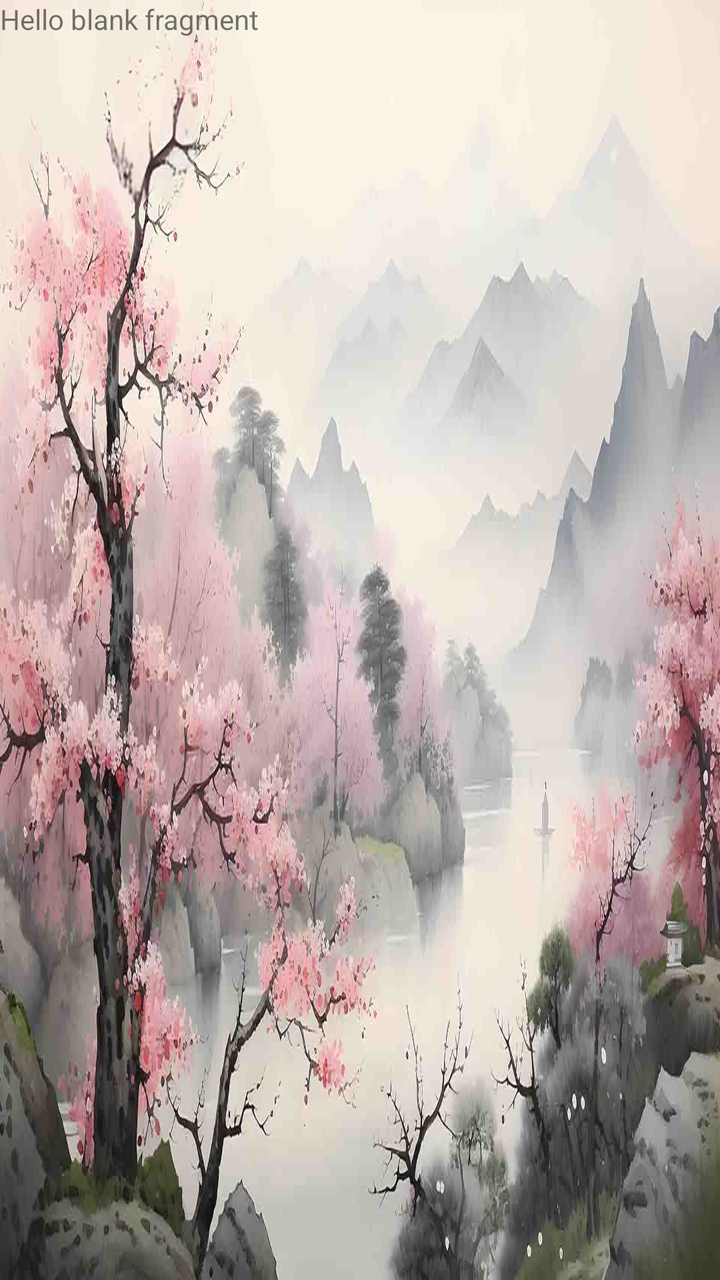
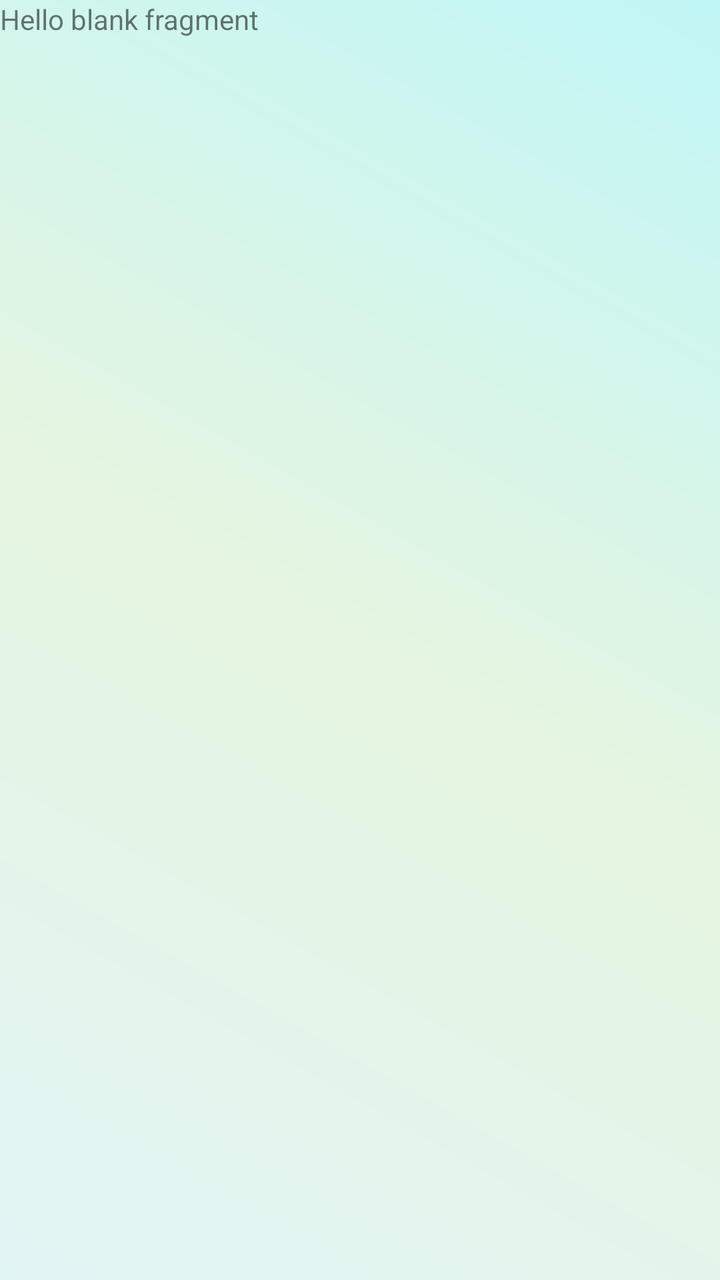

Screens rendered from an Android XML layout before and after an edit, with the pre-edit source and the edit as a unified diff.
<!-- AndroidManifest.xml: application theme Theme.IMatesApp.FullScreen -->
<!-- res/layout/fragment_subject_chinese.xml -->
<?xml version="1.0" encoding="utf-8"?>
<FrameLayout xmlns:android="http://schemas.android.com/apk/res/android"
    xmlns:tools="http://schemas.android.com/tools"
    android:layout_width="match_parent"
    android:layout_height="match_parent"
    android:background="@drawable/bg_subject_chinese"
    tools:context=".FragmentSubjectChinese">

    
    <TextView
        android:layout_width="match_parent"
        android:layout_height="match_parent"
        android:text="@string/hello_blank_fragment" />

</FrameLayout>
<!-- resources referenced by this layout -->
<resources>
  <!-- drawable bg_subject_chinese: jpg bitmap (drawable, 90034 bytes) -->
  <string name="hello_blank_fragment">Hello blank fragment</string>
  <style name="Theme.IMatesApp.FullScreen" parent="Theme.AppCompat.Light.NoActionBar">
          
          <item name="android:windowFullscreen">true</item>
          
          <item name="android:windowTranslucentStatus">true</item>
          
          <item name="android:windowTranslucentNavigation">true</item>
      </style>
</resources>

<!-- the commit's change to res/layout/fragment_subject_chinese.xml (unified diff, before → after) -->
@@ -3,7 +3,7 @@
     xmlns:tools="http://schemas.android.com/tools"
     android:layout_width="match_parent"
     android:layout_height="match_parent"
-    android:background="@drawable/bg_subject_chinese"
+    android:background="@drawable/app_main_background"
     tools:context=".FragmentSubjectChinese">
 
     
<!-- resource entries referenced after the edit -->
@@ -1,6 +1,19 @@
 <!-- resources referenced by this layout -->
 <resources>
-  <!-- drawable bg_subject_chinese: jpg bitmap (drawable, 90034 bytes) -->
+  <!-- drawable app_main_background (drawable) -->
+  <layer-list xmlns:android="http://schemas.android.com/apk/res/android">
+      
+      <item>
+          <shape android:shape="rectangle">
+              <gradient
+                  android:startColor="#E2F5F5"
+                  android:centerColor="#e5f5e0"
+                  android:endColor="#C0F6F6"
+                  android:type="linear"
+                  android:angle="45" />
+          </shape>
+      </item>
+  </layer-list>
   <string name="hello_blank_fragment">Hello blank fragment</string>
   <style name="Theme.IMatesApp.FullScreen" parent="Theme.AppCompat.Light.NoActionBar">
           
